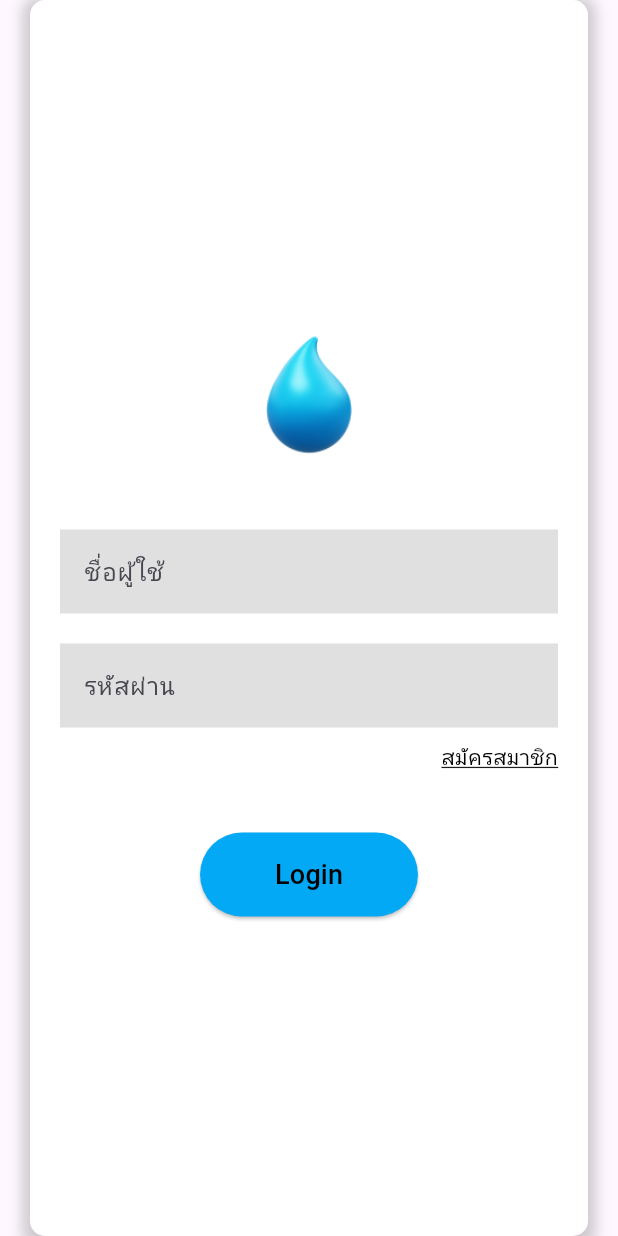
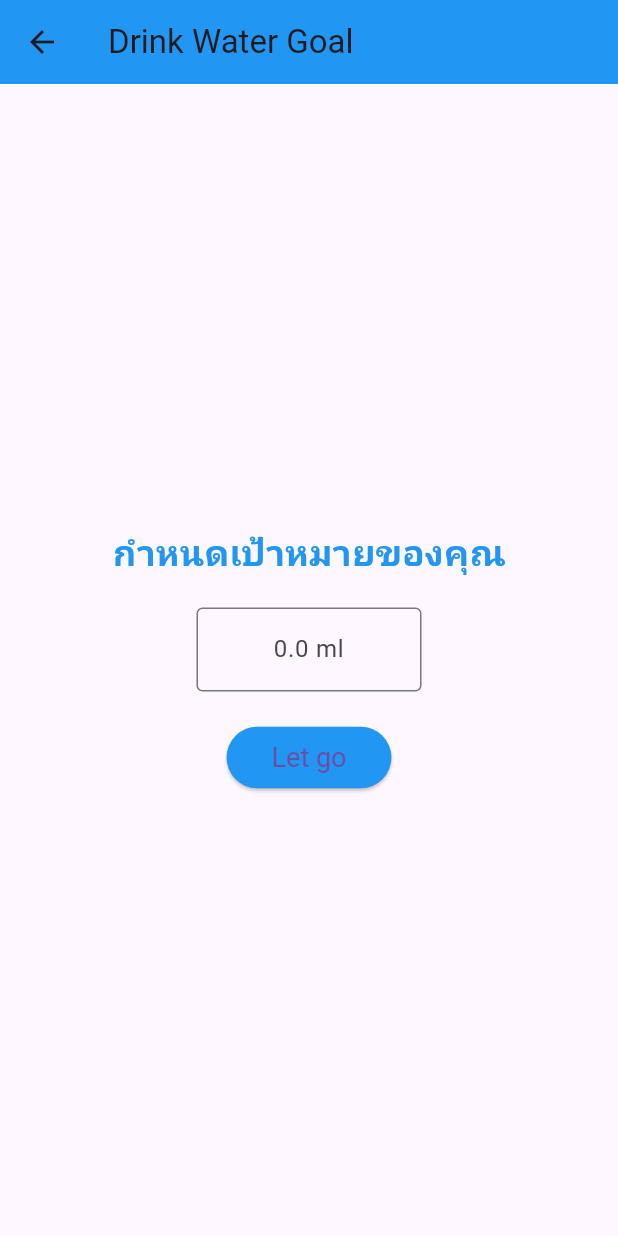
Before and after one commit to 64160056/Project_app, a Flutter app: the screen it shows after launch, after a tap on "เริ่ม", on a phone screen of 412 x 824 dp. Run offline on Flutter 3.47's test engine with Material 3 defaults, Android fonts, the light colour scheme and no system bars; our stand-ins replace cloud_firestore, firebase_core, flutter_local_notifications, get, timezone; accounts and stored records are empty.

Commit message:
Drinkwater

```diff
--- a/water_tracking_app/lib/app/modules/home/controllers/profile.dart
+++ b/water_tracking_app/lib/app/modules/home/controllers/profile.dart
@@ -1,6 +1,6 @@
 class Profile {
-  String email;
+  String username;
   String password;
 
-  Profile({this.email,this.password});
+  Profile({required this.username,required this.password});
 }
--- /dev/null
+++ b/water_tracking_app/lib/app/modules/home/views/DrinkWater.dart
@@ -0,0 +1,83 @@
+import 'package:flutter/material.dart';
+
+void main() {
+  runApp(MyApp());
+}
+
+class MyApp extends StatelessWidget {
+  @override
+  Widget build(BuildContext context) {
+    return MaterialApp(
+      home: DrinkWater(),
+    );
+  }
+}
+
+class DrinkWater extends StatefulWidget {
+  @override
+  _DrinkWaterState createState() => _DrinkWaterState();
+}
+
+class _DrinkWaterState extends State<DrinkWater> {
+  final TextEditingController _controller = TextEditingController();
+  double _target = 0;  // ค่าเริ่มต้น
+
+  @override
+  Widget build(BuildContext context) {
+    return Scaffold(
+      appBar: AppBar(
+        title: Text('Drink Water Goal'),
+        backgroundColor: Colors.blue,
+      ),
+      body: Center(
+        child: Padding(
+          padding: const EdgeInsets.all(16.0),
+          child: Column(
+            mainAxisAlignment: MainAxisAlignment.center,
+            children: [
+              Text(
+                'กำหนดเป้าหมายของคุณ',
+                style: TextStyle(
+                  fontSize: 24,
+                  fontWeight: FontWeight.bold,
+                  color: Colors.blue,
+                ),
+              ),
+              SizedBox(height: 20),
+              Container(
+                width: 150,
+                child: TextField(
+                  controller: _controller,
+                  keyboardType: TextInputType.number,
+                  textAlign: TextAlign.center,
+                  decoration: InputDecoration(
+                    border: OutlineInputBorder(),
+                    hintText: '$_target ml',
+                  ),
+                  onSubmitted: (value) {
+                    setState(() {
+                      _target = double.tryParse(value) ?? 2500;  // ถ้ากรอกไม่ถูกต้อง จะกลับไปเป็นค่าเริ่มต้น
+                    });
+                  },
+                ),
+              ),
+              SizedBox(height: 20),
+              ElevatedButton(
+                onPressed: () {
+                  // Action ที่ต้องการให้เกิดเมื่อกดปุ่ม
+                  print('Target: $_target ml');
+                },
+                child: Text('Let go'),
+                style: ElevatedButton.styleFrom(
+                  backgroundColor: Colors.blue,
+                  padding: EdgeInsets.symmetric(horizontal: 30, vertical: 10),
+                  textStyle: TextStyle(fontSize: 18),
+                ),
+              ),
+            ],
+          ),
+        ),
+      ),
+    );
+  }
+}
--- a/water_tracking_app/lib/app/modules/home/views/home_view.dart
+++ b/water_tracking_app/lib/app/modules/home/views/home_view.dart
@@ -1,5 +1,6 @@
 import 'package:flutter/material.dart';
 import 'package:get/get.dart';
+import 'package:water_tracking_app/app/modules/home/views/DrinkWater.dart';
 import 'package:water_tracking_app/app/modules/home/views/login_view.dart';
 import 'package:water_tracking_app/app/modules/home/views/water_track.dart';
 import '../controllers/home_controller.dart';
@@ -33,7 +34,7 @@ class HomeView extends GetView<HomeController> {
             // Add the button with text "เริ่ม"
             ElevatedButton(
               onPressed: () {
-                Get.to(() => LoginView());//<--------------แก้หน้าเชื่อมตรงนี้
+                Get.to(() => DrinkWater());//<--------------แก้หน้าเชื่อมตรงนี้
               },
               style: ElevatedButton.styleFrom(
                 padding: const EdgeInsets.symmetric(horizontal: 50, vertical: 15),
--- a/water_tracking_app/lib/app/routes/app_pages.dart
+++ b/water_tracking_app/lib/app/routes/app_pages.dart
@@ -1,5 +1,6 @@
 import 'package:get/get.dart';
 import 'package:water_tracking_app/LoginPage.dart';
+import 'package:water_tracking_app/app/modules/home/views/DrinkWater.dart';
 import 'package:water_tracking_app/app/modules/home/views/Noti_view.dart';
 import 'package:water_tracking_app/app/modules/home/views/add_weter.dart';
 import 'package:water_tracking_app/app/modules/home/views/info_view.dart';
@@ -61,5 +62,10 @@ class AppPages {
       page: () => const RegisterView(),
       binding: HomeBinding(),
     ),
+    GetPage(
+      name: _Paths.DRINKWATER,
+      page: () => DrinkWater(),
+      binding: HomeBinding(),
+    ),
   ];
 }
--- a/water_tracking_app/lib/app/routes/app_routes.dart
+++ b/water_tracking_app/lib/app/routes/app_routes.dart
@@ -16,4 +16,5 @@ abstract class _Paths {
   static const NOTIFICATION = '/notification';
   static const LOGIN = '/login_view';
   static const REGISTER = '/register_view';
+  static const DRINKWATER = '/DrinkWater';
 }
```
